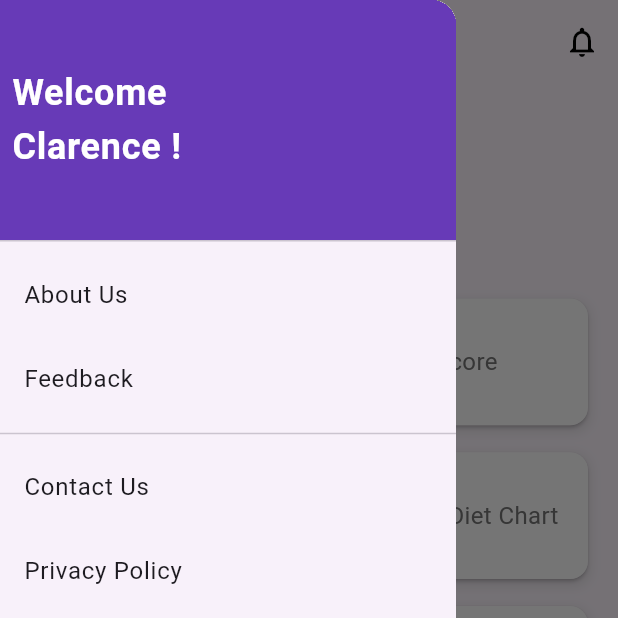
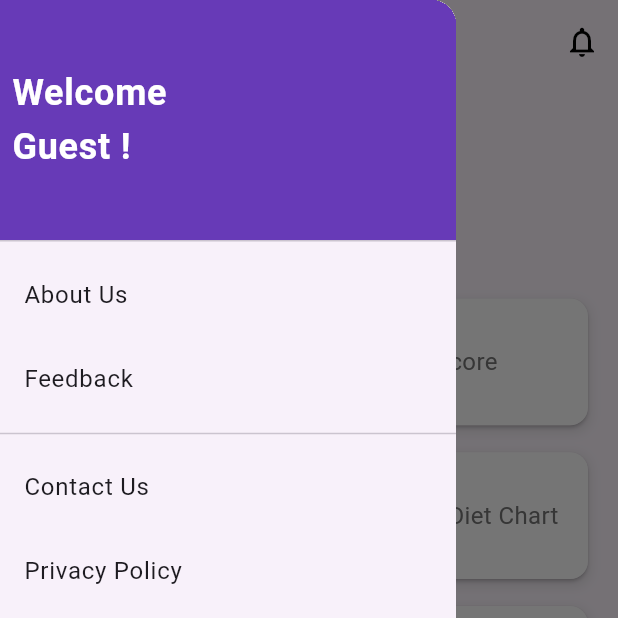
Before and after one commit to Aravind011464/Nutri_Track, a Flutter app: the screen it shows after launch, after a tap on the "menu" icon, on a phone screen of 412 x 824 dp, the top half of it. Run offline on Flutter 3.47's test engine with Material 3 defaults, Android fonts, the phone set to English and light mode, and no system bars; our stand-ins replace flutter_zoom_drawer, jwt_decoder, shared_preferences.

Commit message:
Token check - still commented

```diff
--- a/lib/main.dart
+++ b/lib/main.dart
@@ -14,17 +14,19 @@ import 'package:nutri_track/pages/needs_page.dart';
 void main() async {
   WidgetsFlutterBinding.ensureInitialized();
   SharedPreferences prefs = await SharedPreferences.getInstance();
-  String? token = prefs.getString('token');
-  runApp(MyApp(token : token));
+  String? token = prefs.getString('token'); // Token from SharedPreferences is nullable
+  runApp(MyApp(token: token));
 }
 
 class MyApp extends StatelessWidget {
-  final token;
-  const MyApp({@required this.token, Key? key}) :  super(key:key);
+  final token;  // Make token nullable
+  const MyApp({this.token, Key? key}) : super(key: key); // Accept nullable token
 
-  // This widget is the root of your application.
   @override
   Widget build(BuildContext context) {
+    // Check if token is not null and not expired
+    String? validatedToken = (token != null && !JwtDecoder.isExpired(token)) ? token : null;
+
     return MaterialApp(
       debugShowCheckedModeBanner: false,
       title: 'Flutter Demo',
@@ -33,18 +35,20 @@ class MyApp extends StatelessWidget {
         useMaterial3: true,
       ),
       routes: {
-        '/signup' : (context)=> SignUp(),
-        '/signin' : (context)=>SignIn(),
-        '/dashboard' : (context)=>DashBoard(),
-        '/bmi': (context) => BMIPage(),                       // Route for BMI Page
-        '/zscore': (context) => ZScorePage(),                 // Route for Z-Score Page
-        '/update': (context) => UpdatePage(),                 // Route for Update Page
-        '/dietchart': (context) => DietChartPage(),           // Route for Diet Chart Page
-        '/advice': (context) => AdvicePage(),                 // Route for Advice Page
+        '/signup': (context) => SignUp(),
+        '/signin': (context) => SignIn(),
+        '/dashboard': (context) => DashBoard(token: validatedToken), // Pass nullable token
+        '/bmi': (context) => BMIPage(),
+        '/zscore': (context) => ZScorePage(),
+        '/update': (context) => UpdatePage(),
+        '/dietchart': (context) => DietChartPage(),
+        '/advice': (context) => AdvicePage(),
         '/needs': (context) => NeedsPage(),
       },
-      // home: (token != null && JwtDecoder.isExpired(token) == false) ? DashBoard(token: token) : SignIn(),
-      home:DashBoard(),
+      // home: validatedToken != null
+      //     ? DashBoard(token: validatedToken)  // Safely pass the token
+      //     : SignIn(),
+      home : DashBoard(),
     );
   }
 }
--- a/lib/pages/dashboard.dart
+++ b/lib/pages/dashboard.dart
@@ -1,56 +1,3 @@
-import 'package:flutter/material.dart';
-import 'package:jwt_decoder/jwt_decoder.dart';
-import 'package:shared_preferences/shared_preferences.dart';
-
-// class DashBoard extends StatefulWidget {
-//   final token;
-//   const DashBoard({@required this.token,super.key});
-//
-//   @override
-//   State<DashBoard> createState() => _DashBoardState();
-// }
-//
-// class _DashBoardState extends State<DashBoard> {
-//
-//   late String email;
-//   late SharedPreferences prefs;
-//   late bool removeToken;
-//
-//   @override
-//   void initState() {
-//     // TODO: implement initState
-//     super.initState();
-//     print("HELLLOOOOO");
-//     Map<String,dynamic> jwtDecodedToken = JwtDecoder.decode(widget.token);
-//     email = jwtDecodedToken['email'];
-//   }
-//
-//   @override
-//   Widget build(BuildContext context) {
-//     return Scaffold(
-//       body : Center(
-//         child: Column(
-//           mainAxisAlignment: MainAxisAlignment.center,
-//           children: [
-//             Text(email),
-//             ElevatedButton(
-//                 onPressed: () async{
-//                   prefs = await SharedPreferences.getInstance();
-//                   removeToken = await prefs.remove('token');
-//                   if(removeToken){
-//                     Navigator.pushNamed(context, '/signin');
-//                   }
-//                 },
-//                 child: Container(
-//                   child: Text("Logout"),
-//                 )
-//             )
-//           ],
-//         ),
-//       )
-//     );
-//   }
-// }
 import 'package:flutter/material.dart';
 import 'bmi_page.dart';            // Import your BMI page
 import 'z_score_page.dart';      // Import your Z-Score page
@@ -59,10 +6,31 @@ import 'diet_chart_page.dart';   // Import your Diet Chart page
 import 'advice_page.dart';        // Import your Advice page
 import 'needs_page.dart';         // Import your Needs page
 
-class DashBoard extends StatelessWidget {
-  // Define a GlobalKey for the Scaffold
+class DashBoard extends StatefulWidget {
+  final String? token; // JWT token is nullable now
+
+  const DashBoard({this.token, Key? key}) : super(key: key); // Constructor accepts nullable token
+
+  @override
+  _DashBoardState createState() => _DashBoardState();
+}
+
+class _DashBoardState extends State<DashBoard> {
   final GlobalKey<ScaffoldState> _scaffoldKey = GlobalKey<ScaffoldState>();
-  final String userName = "Clarence"; // Initialize the name variable
+  late String userName;
+
+  @override
+  void initState() {
+    super.initState();
+    // Check if token is null and extract userName or set default
+    if (widget.token != null) {
+      // Decode token and extract data
+      // Example: Map<String, dynamic> decodedToken = JwtDecoder.decode(widget.token!);
+      userName = "Clarence";  // Replace this with actual extraction from token
+    } else {
+      userName = "Guest";  // Fallback if token is null
+    }
+  }
 
   @override
   Widget build(BuildContext context) {
@@ -74,11 +42,10 @@ class DashBoard extends StatelessWidget {
         leading: IconButton(
           icon: Icon(Icons.menu, color: Colors.black), // Hamburger menu icon
           onPressed: () {
-            // Open the drawer when the icon is pressed
-            _scaffoldKey.currentState?.openDrawer();
+            _scaffoldKey.currentState?.openDrawer(); // Open the drawer
           },
         ),
-        title: Text("Hi $userName,", style: TextStyle(color: Colors.black)), // Use the variable here
+        title: Text("Hi $userName,", style: TextStyle(color: Colors.black)),
         actions: [
           IconButton(
             icon: Icon(Icons.notifications_none, color: Colors.black),
@@ -110,7 +77,7 @@ class DashBoard extends StatelessWidget {
                 shrinkWrap: true,
                 mainAxisSpacing: 10,
                 crossAxisSpacing: 10,
-                childAspectRatio: 2, // Adjust the ratio to make them smaller
+                childAspectRatio: 2,
                 children: [
                   _buildTappableBox(context, 'BMI', BMIPage()),
                   _buildTappableBox(context, 'Z-Score', ZScorePage()),
@@ -124,11 +91,10 @@ class DashBoard extends StatelessWidget {
           ],
         ),
       ),
-      // Bottom Navigation Bar
       bottomNavigationBar: BottomNavigationBar(
         items: [
-          BottomNavigationBarItem(icon: Icon(Icons.dashboard), label: 'Dashboard'), // Keep Dashboard
-          BottomNavigationBarItem(icon: Icon(Icons.person), label: 'Profile'), // Keep Profile
+          BottomNavigationBarItem(icon: Icon(Icons.dashboard), label: 'Dashboard'),
+          BottomNavigationBarItem(icon: Icon(Icons.person), label: 'Profile'),
         ],
         selectedItemColor: Colors.blue,
       ),
@@ -138,22 +104,22 @@ class DashBoard extends StatelessWidget {
           padding: EdgeInsets.zero,
           children: <Widget>[
             DrawerHeader(
-              padding: EdgeInsets.all(0), // Set header padding to zero
+              padding: EdgeInsets.all(0),
               child: Container(
-                height: 100, // Adjust the height of the header as needed
+                height: 100,
                 child: Column(
-                  mainAxisAlignment: MainAxisAlignment.center, // Center vertically
-                  crossAxisAlignment: CrossAxisAlignment.start, // Align left
+                  mainAxisAlignment: MainAxisAlignment.center,
+                  crossAxisAlignment: CrossAxisAlignment.start,
                   children: [
                     Padding(
-                      padding: const EdgeInsets.only(left: 8.0), // Padding for "Welcome"
+                      padding: const EdgeInsets.only(left: 8.0),
                       child: Text(
                         'Welcome',
                         style: TextStyle(color: Colors.white, fontSize: 24, fontWeight: FontWeight.bold),
                       ),
                     ),
                     Padding(
-                      padding: const EdgeInsets.only(left: 8.0), // Padding for the name
+                      padding: const EdgeInsets.only(left: 8.0),
                       child: Text(
                         userName + " !",
                         style: TextStyle(color: Colors.white, fontSize: 24, fontWeight: FontWeight.bold),
@@ -163,48 +129,38 @@ class DashBoard extends StatelessWidget {
                 ),
               ),
               decoration: BoxDecoration(
-                color: Color(0xFF673AB7), // Deep Purple
+                color: Color(0xFF673AB7),
               ),
             ),
             ListTile(
               title: Text('About Us'),
               onTap: () {
-                // Handle About Us tap here
-                Navigator.pop(context); // Close the drawer first
-                // Show About Us dialog or navigate to an About Us page
+                Navigator.pop(context);
               },
             ),
             ListTile(
               title: Text('Feedback'),
               onTap: () {
-                // Handle Feedback tap here
-                Navigator.pop(context); // Close the drawer first
-                // Show Feedback form or navigate to a Feedback page
+                Navigator.pop(context);
               },
             ),
-            Divider(), // Add a divider to separate sections
+            Divider(),
             ListTile(
               title: Text('Contact Us'),
               onTap: () {
-                // Handle Contact Us tap here
-                Navigator.pop(context); // Close the drawer first
-                // Show Contact Us form or navigate to a Contact Us page
+                Navigator.pop(context);
               },
             ),
             ListTile(
               title: Text('Privacy Policy'),
               onTap: () {
-                // Handle Privacy Policy tap here
-                Navigator.pop(context); // Close the drawer first
-                // Show Privacy Policy dialog or navigate to a Privacy Policy page
+                Navigator.pop(context);
               },
             ),
             ListTile(
               title: Text('Terms of Service'),
               onTap: () {
-                // Handle Terms of Service tap here
-                Navigator.pop(context); // Close the drawer first
-                // Show Terms of Service dialog or navigate to a Terms of Service page
+                Navigator.pop(context);
               },
             ),
           ],
@@ -219,14 +175,12 @@ class DashBoard extends StatelessWidget {
       onTap: () {
         Navigator.push(
           context,
-          MaterialPageRoute(builder: (context) => page), // Navigate to the specified page
+          MaterialPageRoute(builder: (context) => page),
         );
       },
       child: Card(
         shape: RoundedRectangleBorder(borderRadius: BorderRadius.circular(12)),
         child: Container(
-          height: double.infinity,
-          width: double.infinity,
           decoration: BoxDecoration(
             color: Colors.white,
             borderRadius: BorderRadius.circular(12),
@@ -235,17 +189,14 @@ class DashBoard extends StatelessWidget {
                 color: Colors.grey.withOpacity(0.2),
                 spreadRadius: 2,
                 blurRadius: 5,
-                offset: Offset(0, 3), // changes position of shadow
+                offset: Offset(0, 3),
               ),
             ],
           ),
           child: Center(
             child: Text(
               action,
-              style: TextStyle(
-                fontSize: 16, // Make font size smaller
-                color: Colors.grey[600], // Change to a greyish color
-              ),
+              style: TextStyle(fontSize: 16, color: Colors.grey[600]),
             ),
           ),
         ),
```
